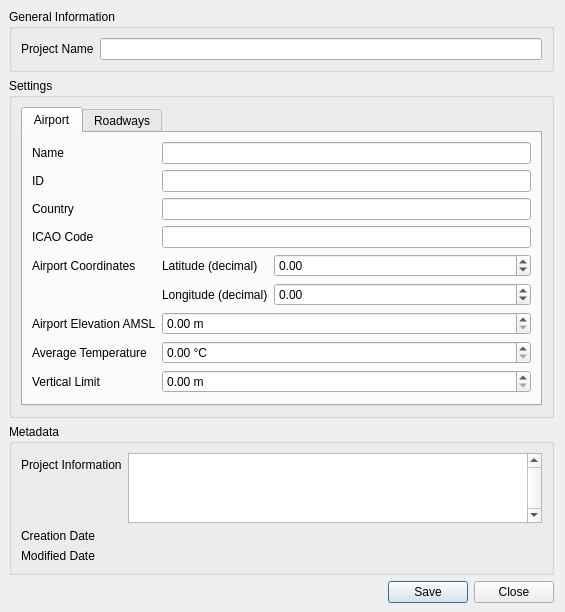
The window that ui/ui_study_setup.ui (eurocontrol-asu/open_alaqs) describes before a commit, drawn with Qt 5.
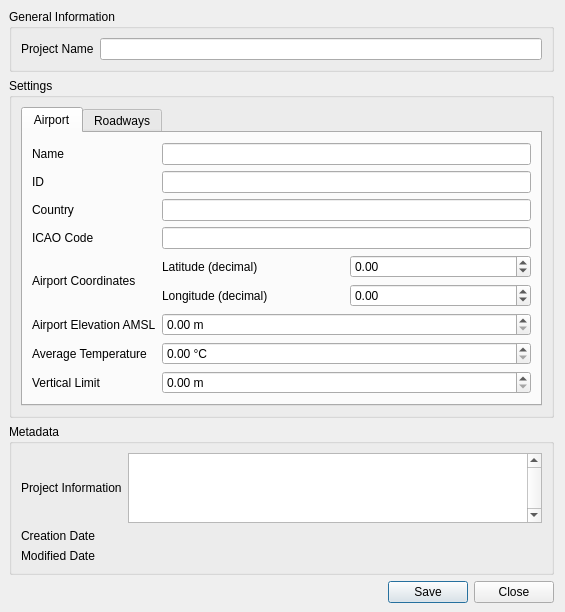
The same window after the commit. Custom widgets are drawn as their Qt base class.

Commit message: Remove disabled checkboxes, fix movement start/end datetime widget

```diff
--- a/ui/ui_study_setup.ui
+++ b/ui/ui_study_setup.ui
@@ -81,13 +81,7 @@
          </attribute>
          <layout class="QVBoxLayout" name="verticalLayout_2">
           <item>
-           <layout class="QFormLayout" name="formLayout_2">
-            <property name="sizeConstraint">
-             <enum>QLayout::SetDefaultConstraint</enum>
-            </property>
-            <property name="fieldGrowthPolicy">
-             <enum>QFormLayout::AllNonFixedFieldsGrow</enum>
-            </property>
+           <layout class="QGridLayout" name="gridLayout_2">
             <property name="topMargin">
              <number>0</number>
             </property>
@@ -169,7 +163,7 @@
              </widget>
             </item>
             <item row="4" column="1">
-             <layout class="QFormLayout" name="formLayout_4">
+             <layout class="QGridLayout" name="gridLayout_4">
               <item row="0" column="0">
                <widget class="QLabel" name="label_8">
                 <property name="text">
@@ -378,10 +372,7 @@
      <property name="title">
       <string>Metadata</string>
      </property>
-     <layout class="QFormLayout" name="formLayout_2">
-      <property name="fieldGrowthPolicy">
-       <enum>QFormLayout::AllNonFixedFieldsGrow</enum>
-      </property>
+     <layout class="QGridLayout" name="gridLayout_2">
       <item row="0" column="0">
        <widget class="QLabel" name="label_17">
         <property name="text">
```
Left out of the diff: 10 changed lines with no effect on the pictures. The commit also changes 1 other file.
